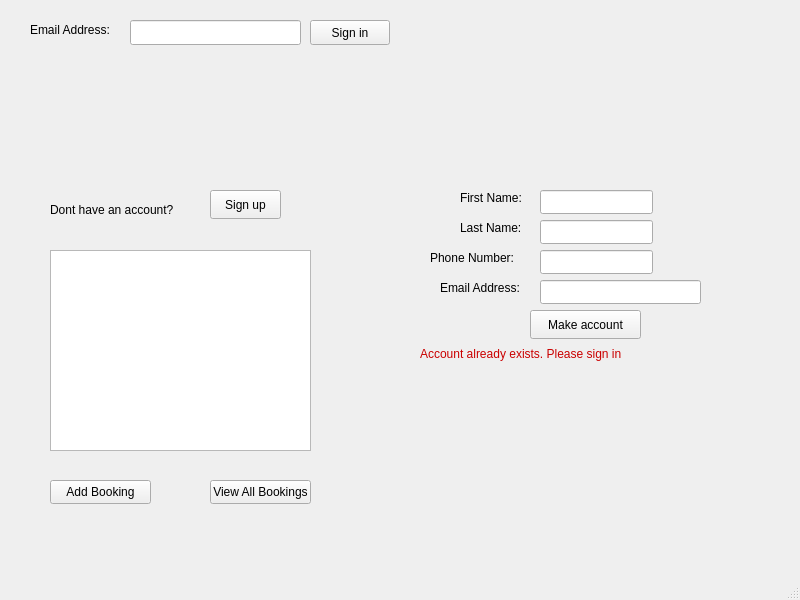
The window that SquareHackathon/mainwindow.ui (rbrueda/System-of-Style) describes before a commit, drawn with Qt 5.
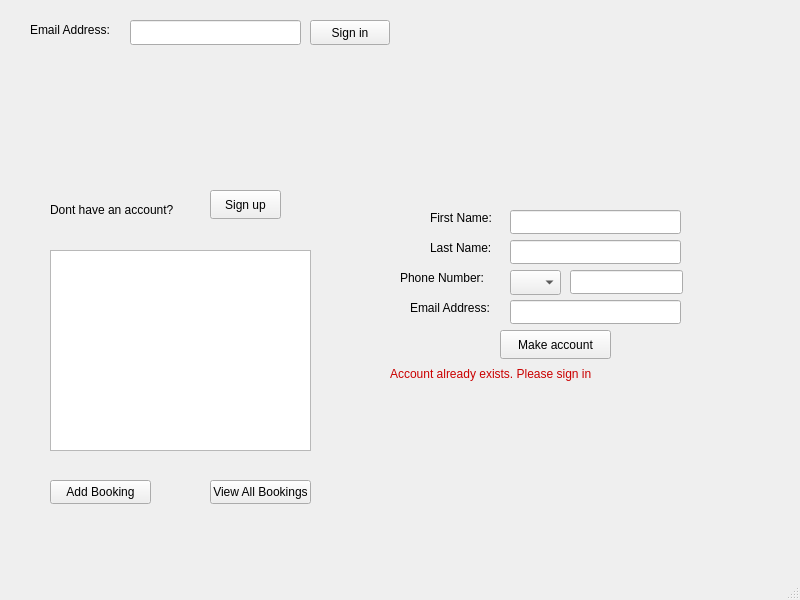
The same window after the commit. The open tabs and pages were chosen to show the change.

Commit message: Added Phone Number Country Code

Patch:
```diff
--- a/SquareHackathon/mainwindow.ui
+++ b/SquareHackathon/mainwindow.ui
@@ -369,9 +369,9 @@
      <widget class="QStackedWidget" name="NestedSideBarStackWidget">
       <property name="geometry">
        <rect>
-        <x>370</x>
-        <y>30</y>
-        <width>331</width>
+        <x>340</x>
+        <y>50</y>
+        <width>381</width>
         <height>371</height>
        </rect>
       </property>
@@ -384,7 +384,7 @@
          <rect>
           <x>140</x>
           <y>150</y>
-          <width>113</width>
+          <width>171</width>
           <height>24</height>
          </rect>
         </property>
@@ -410,7 +410,7 @@
          <rect>
           <x>140</x>
           <y>180</y>
-          <width>113</width>
+          <width>171</width>
           <height>24</height>
          </rect>
         </property>
@@ -434,7 +434,7 @@
        <widget class="QLineEdit" name="clientPhoneNm">
         <property name="geometry">
          <rect>
-          <x>140</x>
+          <x>200</x>
           <y>210</y>
           <width>113</width>
           <height>24</height>
@@ -462,7 +462,7 @@
          <rect>
           <x>140</x>
           <y>240</y>
-          <width>161</width>
+          <width>171</width>
           <height>24</height>
          </rect>
         </property>
@@ -525,6 +525,19 @@
          <string>Make account</string>
         </property>
        </widget>
+       <widget class="QComboBox" name="client_countryCodeDropDown">
+        <property name="geometry">
+         <rect>
+          <x>140</x>
+          <y>210</y>
+          <width>51</width>
+          <height>25</height>
+         </rect>
+        </property>
+        <property name="placeholderText">
+         <string>+1</string>
+        </property>
+       </widget>
       </widget>
       <widget class="QWidget" name="ViewAllBookingsWidget">
        <widget class="QLabel" name="txt_viewAllBooking">
```
Left out of the diff: 7 changed lines with no effect on the pictures. The commit also changes 3 other files.
